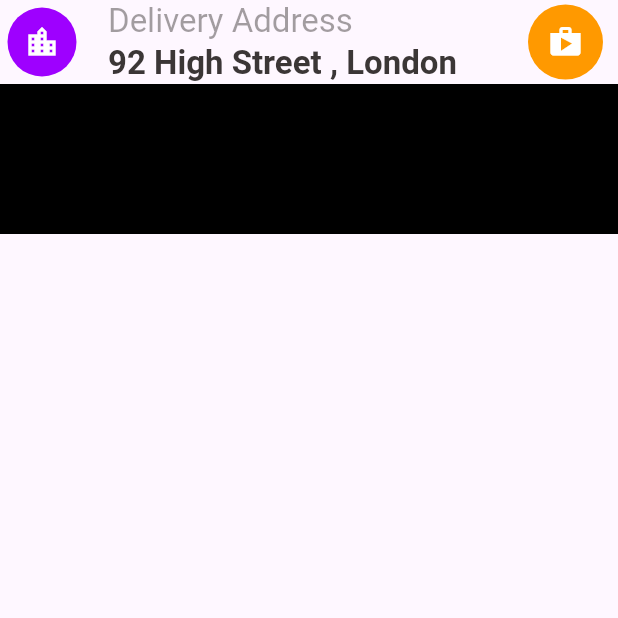
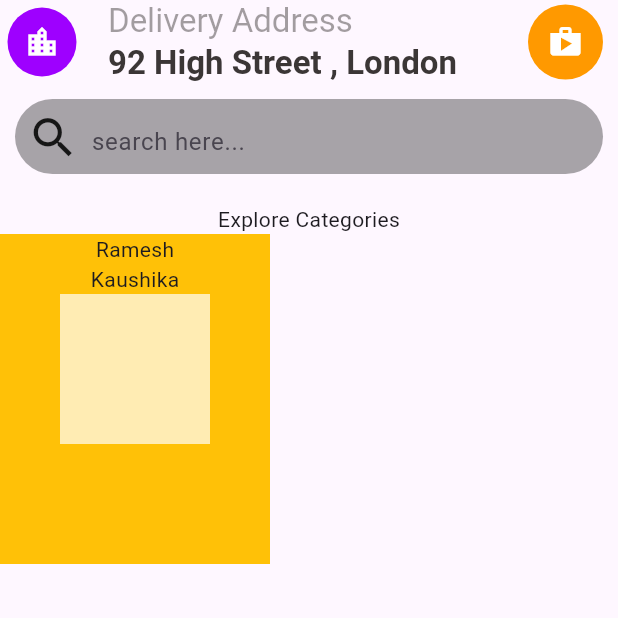
Before and after one commit to Ramesh-Kaushika/flutter_fund, a Flutter app: the screen it shows after launch, on a phone screen of 412 x 824 dp, the top half of it. Run offline on Flutter 3.47's test engine with Material 3 defaults, Android fonts, the light colour scheme and no system bars.

Commit message:
App 03 search bar done

```diff
--- a/lib/pages/home_page2.dart
+++ b/lib/pages/home_page2.dart
@@ -1,5 +1,7 @@
 import 'package:flutter/material.dart';
+import 'package:my_firstapp/pages/widgets/search_bar.dart';
 import 'package:my_firstapp/widgets/app_bar_wid.dart';
+import 'package:my_firstapp/widgets/com_cont.dart';
 
 class AppBarWid extends StatelessWidget {
   const AppBarWid({super.key});
@@ -12,14 +14,19 @@ class AppBarWid extends StatelessWidget {
         title: appBarTitleWid,
         actions: appBarActions,
       ),
-      body: SingleChildScrollView(
+      body: const SingleChildScrollView(
         child: Column(
           children: [
-            Container(
-              width: double.infinity,
-              height: 100,
-              color: Colors.black,
+            SearchBarWid(),
+            SizedBox(
+              height: 10,
             ),
+            Text("Explore Categories"),
+            Row(
+              children: [
+                CommonContWid(title: 'Ramesh', desc: 'Kaushika', )
+              ],
+            )
           ],
         ),
       ),
--- /dev/null
+++ b/lib/pages/widgets/search_bar.dart
@@ -0,0 +1,36 @@
+import 'package:flutter/material.dart';
+
+class SearchBarWid extends StatelessWidget {
+  const SearchBarWid({super.key});
+
+  @override
+  Widget build(BuildContext context) {
+    return Padding(
+              padding: const EdgeInsets.all(10.0),
+              child: Container(
+                decoration: BoxDecoration(
+                  color: const Color(0xff000000).withOpacity(0.34),
+                  borderRadius: BorderRadius.circular(100)
+                ),
+                height: 50,
+                child:  const Row(
+                  children: [
+                   Padding(
+                     padding: EdgeInsets.all(8.0),
+                     child: Icon(Icons.search, size: 35, ),
+                   ),
+                   Expanded(
+                     child: TextField(
+                     textAlignVertical: TextAlignVertical.center,
+                     decoration: InputDecoration(
+                      hintText: "search here...",
+                      border: InputBorder.none
+                     ),
+                     ),
+                   )
+                  ],
+                ),
+              ),
+            );
+  }
+}
--- /dev/null
+++ b/lib/widgets/com_cont.dart
@@ -0,0 +1,30 @@
+import 'package:flutter/material.dart';
+
+class CommonContWid extends StatelessWidget {
+
+final String title;
+final String desc;
+
+
+  const CommonContWid({super.key, required this.title, required this.desc});
+
+  @override
+  Widget build(BuildContext context) {
+    return Container(
+      height: 220,
+      width: 180,
+      decoration: const BoxDecoration(color: Colors.amber),
+      child: Column(
+        children: [
+           Text(title),
+           Text(desc),
+          Container(
+            height: 100,
+            width: 100,
+            decoration: BoxDecoration(color: Colors.amber[100]),
+          )
+        ],
+      ),
+    );
+  }
+}
```
